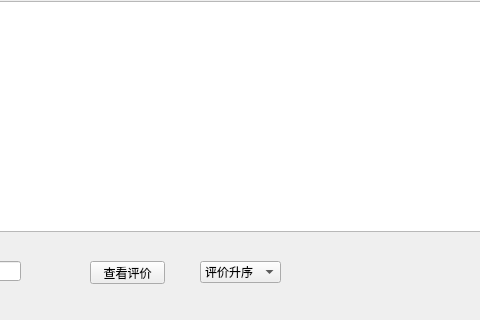
Before: the Qt Designer form QtLearn/mainwindow.ui in Tswatery/QtProject, drawn with Qt 5; both pictures show x 190 to 670 and y 359 to 679 of the 1136 by 679 pixel window.
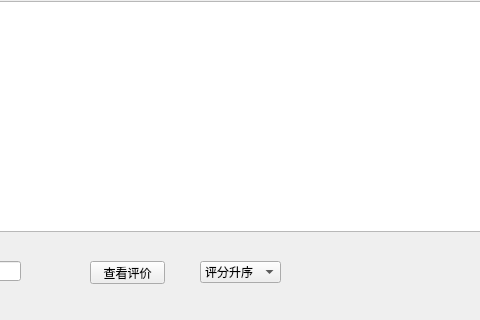
After: the same form once the commit is applied.

Diff of the .ui file:
```diff
--- a/QtLearn/mainwindow.ui
+++ b/QtLearn/mainwindow.ui
@@ -332,7 +332,7 @@
    </property>
    <item>
     <property name="text">
-     <string>评价升序</string>
+     <string>评分升序</string>
     </property>
    </item>
    <item>
```
Left out of the diff: 2 changed lines with no effect on the pictures.
